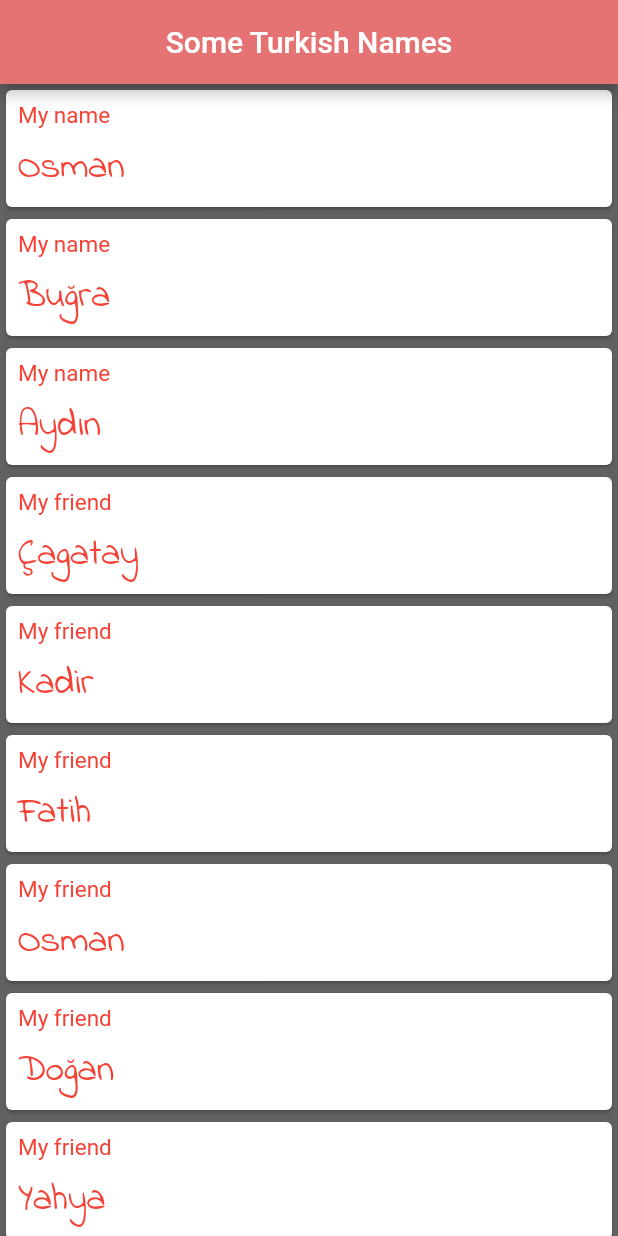
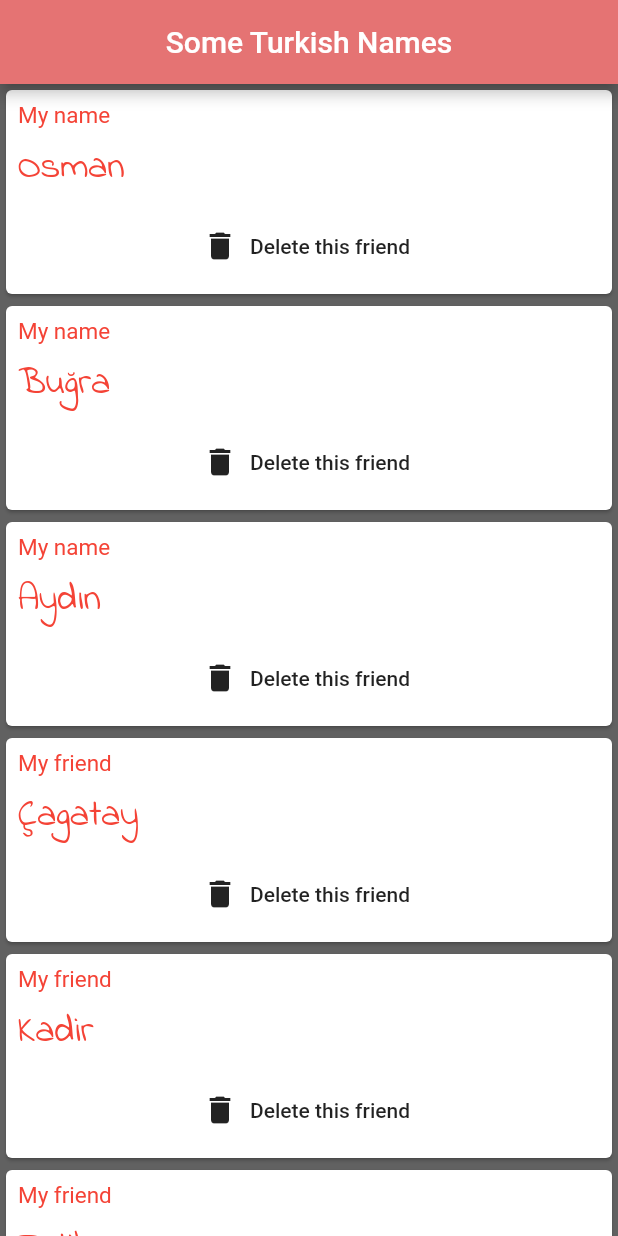
Before and after one commit to kiraci/basicAppFlutter, a Flutter app: the screen it shows after launch, on a phone screen of 412 x 824 dp. Run offline on Flutter 3.47's test engine with Material 2 defaults, Android fonts, the phone set to English and light mode, and no system bars.

Commit message:
Scroll view and delete function have been added.

```diff
--- a/basicApp/lib/main.dart
+++ b/basicApp/lib/main.dart
@@ -35,9 +35,18 @@ class _QuoteListState extends State<QuoteList> {
         centerTitle: true,
         backgroundColor: Colors.red[300],
       ),
-      body: Center(
-        child: Column(
-          children: names.map(( name ) => NameCard(names: name)).toList(),
+      body: SingleChildScrollView(
+              child: Center(
+          child: Column(
+            children: names.map(( name ) => NameCard(
+              names: name,
+              delete: () {
+                setState(() {
+                  names.remove(name);
+                });
+              },
+              )).toList(),
+          ),
         ),
       ),
     );
--- a/basicApp/lib/namecard.dart
+++ b/basicApp/lib/namecard.dart
@@ -4,8 +4,9 @@ import 'names.dart';
 class NameCard extends StatelessWidget {
 
   final Names names;
+  final Function delete;
 
-  NameCard({ this.names });
+  NameCard({ this.names, this.delete });
 
   @override
   Widget build(BuildContext context) {
@@ -31,6 +32,12 @@ class NameCard extends StatelessWidget {
                 fontSize: 25.0
               ),
             ),
+            SizedBox( height: 10.0),
+            FlatButton.icon(
+              onPressed: delete,
+              icon: Icon(Icons.delete),
+              label: Text("Delete this friend"),
+              ),
           ]
         ),
       ),
```
